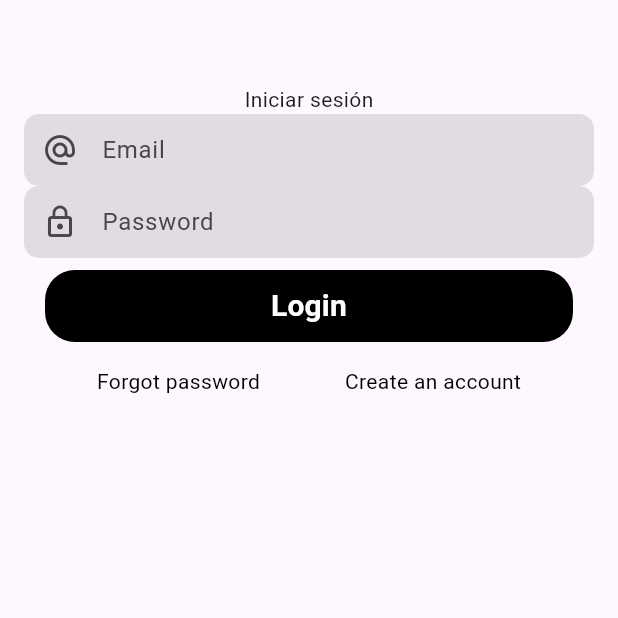
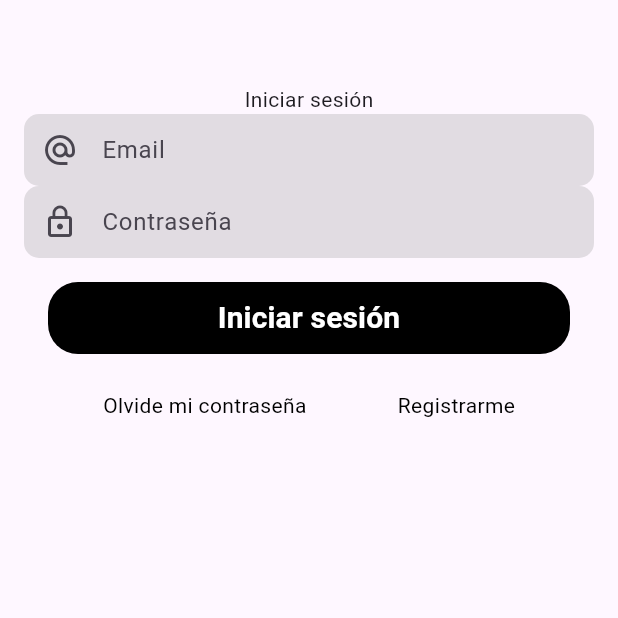
Before and after one commit to vctorr1/tienda3, a Flutter app: the screen it shows after launch, on a phone screen of 412 x 824 dp, the top half of it. Run offline on Flutter 3.47's test engine with Material 3 defaults, Android fonts, the phone set to English and light mode, and no system bars; our stand-ins replace cloud_firestore, firebase_auth, firebase_core, flutter_spinkit, flutter_typeahead, transparent_image; accounts and stored records are empty; statements that could not run were skipped.

Commit message:
mas o menos funciona todo lo esencial

```diff
--- a/lib/paginas/model/producto_carrito.dart
+++ b/lib/paginas/model/producto_carrito.dart
@@ -1,20 +1,20 @@
 class CartItemModel {
   static const ID = "id";
   static const NAME = "nombre";
-  static const IMAGE =
-      "imagenes"; // Cambia a 'imagenes' para coincidir con Firestore
+  static const IMAGE = "imagenes"; // Campo de imagen
   static const PRODUCT_ID = "productId";
   static const PRICE = "precio";
-  static const SIZE = "tallas"; // Cambia a 'tallas'
-  static const COLOR = "color"; // Cambia a 'color'
+  static const SIZE = "tallas"; // Tamaño del producto
+  static const COLOR = "color"; // Color del producto
 
-  String _id;
-  String _name;
-  String _image;
-  String _productId;
-  String _size;
-  String _color;
-  int _price;
+  // Campos de la clase
+  final String _id;
+  final String _name;
+  final String _image;
+  final String _productId;
+  final String _size;
+  final String _color;
+  final int _price;
 
   // Getters
   String get id => _id;
@@ -25,19 +25,21 @@ class CartItemModel {
   String get color => _color;
   int get price => _price;
 
+  // Constructor desde un Map
   CartItemModel.fromMap(Map<String, dynamic> data)
       : _id = data[ID] ?? "",
         _name = data[NAME] ?? "",
-        _image = (data[IMAGE] is List && (data[IMAGE] as List).isNotEmpty)
-            ? (data[IMAGE] as List)
-                .first
-                .toString() // Usa la primera imagen del array
-            : "", // Valor predeterminado
+        _image = (data[IMAGE] is String) // Si el campo es una cadena
+            ? data[IMAGE]
+            : (data[IMAGE] is List && (data[IMAGE] as List).isNotEmpty)
+                ? (data[IMAGE] as List)[0].toString() // Si es una lista
+                : "", // Predeterminado si no hay imagen
         _productId = data[PRODUCT_ID] ?? "",
-        _price = (data[PRICE] ?? 0) as int, // Asegura que es un int
+        _price = (data[PRICE] ?? 0).toInt(), // Conversión segura a int
         _size = data[SIZE] ?? "",
         _color = data[COLOR] ?? "";
 
+  // Mapeo de objeto a Map para almacenamiento
   Map<String, dynamic> toMap() => {
         ID: _id,
         NAME: _name,
--- a/lib/paginas/provider/user.dart
+++ b/lib/paginas/provider/user.dart
@@ -74,7 +74,7 @@ class UserProvider with ChangeNotifier {
 
       _user = result.user;
       if (_user != null) {
-        print("CREATE USER");
+        print("Crear usuario");
         await _userServices.createUser({
           'usuario': name,
           'email': email,
@@ -133,7 +133,7 @@ class UserProvider with ChangeNotifier {
 
       return true;
     } catch (e) {
-      print("THE ERROR ${e.toString()}");
+      print("El error ${e.toString()}");
       return false;
     }
   }
@@ -148,7 +148,7 @@ class UserProvider with ChangeNotifier {
       );
       return true;
     } catch (e) {
-      print("THE ERROR ${e.toString()}");
+      print("El error ${e.toString()}");
       return false;
     }
   }
--- a/lib/paginas/services/order.dart
+++ b/lib/paginas/services/order.dart
@@ -5,7 +5,7 @@ import 'package:tienda3/paginas/model/order.dart';
 class OrderServices {
   final FirebaseFirestore _firestore =
       FirebaseFirestore.instance; // Correcto uso
-  final String collection = "orders";
+  final String collection = "pedidos";
 
   Future<void> createOrder({
     required String userId,
@@ -23,10 +23,10 @@ class OrderServices {
       await _firestore.collection(collection).doc(id).set({
         "userId": userId,
         "id": id,
-        "cart": convertedCart,
+        "carrito": convertedCart,
         "total": totalPrice,
         "createdAt": DateTime.now().millisecondsSinceEpoch,
-        "description": description,
+        "descripcion": description,
         "status": status,
       });
     } catch (e) {
@@ -47,7 +47,7 @@ class OrderServices {
       }
       return orders;
     } catch (e) {
-      print('Error getting user orders: ${e.toString()}');
+      print('Error obteniendo pedidos: ${e.toString()}');
       return [];
     }
   }
--- a/lib/paginas/services/product.dart
+++ b/lib/paginas/services/product.dart
@@ -20,7 +20,8 @@ class ProductServices {
       }
       return products;
     } catch (e) {
-      print("Error getting products: ${e.toString()}"); // Manejo de errores
+      print(
+          "Error consiguiendo productos: ${e.toString()}"); // Manejo de errores
       return [];
     }
   }
@@ -50,7 +51,7 @@ class ProductServices {
       }
       return products;
     } catch (e) {
-      print("Error searching products: ${e.toString()}");
+      print("Error buscando productos: ${e.toString()}");
       return [];
     }
   }
--- a/lib/paginas/view/carrito.dart
+++ b/lib/paginas/view/carrito.dart
@@ -119,7 +119,8 @@ class _CartScreenState extends State<CartScreen> {
                                     await userProvider.reloadUserModel();
                                     _scaffoldKey.currentState?.showSnackBar(
                                       SnackBar(
-                                          content: Text("Removed from Cart!")),
+                                          content:
+                                              Text("Eliminado del carrito")),
                                     );
                                     appProvider.changeIsLoading();
                                   } else {
@@ -166,6 +167,7 @@ class _CartScreenState extends State<CartScreen> {
                 ),
               ),
               ElevatedButton(
+                style: ElevatedButton.styleFrom(backgroundColor: Colors.black),
                 onPressed: () {
                   if (userProvider.userModel.totalCartPrice == 0) {
                     // Mostrar diálogo si el carrito está vacío
@@ -174,7 +176,7 @@ class _CartScreenState extends State<CartScreen> {
                   }
                 },
                 child: CustomText(
-                  text: "Check out",
+                  text: "Pagar",
                   size: 20,
                   color: Colors.white,
                   weight: FontWeight.normal,
--- a/lib/paginas/view/login.dart
+++ b/lib/paginas/view/login.dart
@@ -66,13 +66,13 @@ class _LoginState extends State<Login> {
       icon: Icons.alternate_email,
       validator: (value) {
         if (value == null || value.isEmpty) {
-          return "The email field cannot be empty";
+          return "El campo no puede estar vacío";
         }
         final emailPattern =
             r'^(([^<>()[\]\\.,;:\s@\"]+(\.[^<>()[\]\\.,;:\s@\"]+)*)|(\".+\"))@((\[[0-9]{1,3}\.[0-9]{1,3}\.[0-9]{1,3}\.[0-9]{1,3}\])|(([a-zA-Z\-0-9]+\.)+[a-zA-Z]{2,}))$';
         final regex = RegExp(emailPattern);
         if (!regex.hasMatch(value)) {
-          return 'Please make sure your email address is valid';
+          return 'Verifique el email introducido';
         }
         return null;
       },
@@ -82,15 +82,15 @@ class _LoginState extends State<Login> {
   Widget _buildPasswordField() {
     return _buildTextField(
       controller: _password,
-      hintText: "Password",
+      hintText: "Contraseña",
       icon: Icons.lock_outline,
       obscureText: true,
       validator: (value) {
         if (value == null || value.isEmpty) {
-          return "The password field cannot be empty";
+          return "El campo no puede estar vacío";
         }
         if (value.length < 6) {
-          return "The password must be at least 6 characters long";
+          return "La contraseña debe tener al menos 6 caracteres";
         }
         return null;
       },
@@ -99,7 +99,7 @@ class _LoginState extends State<Login> {
 
   Widget _buildLoginButton(UserProvider userProvider) {
     return Padding(
-      padding: const EdgeInsets.fromLTRB(14, 8, 14, 8),
+      padding: const EdgeInsets.all(16),
       child: Material(
         borderRadius: BorderRadius.circular(20.0),
         color: Colors.black,
@@ -113,13 +113,13 @@ class _LoginState extends State<Login> {
 
               if (!success) {
                 ScaffoldMessenger.of(context).showSnackBar(
-                  const SnackBar(content: Text("Sign-in failed")),
+                  const SnackBar(content: Text("Inicio de sesión falló")),
                 );
               }
             }
           },
           child: const Text(
-            "Login",
+            "Iniciar sesión",
             textAlign: TextAlign.center,
             style: TextStyle(
               color: Colors.white,
@@ -139,7 +139,7 @@ class _LoginState extends State<Login> {
         const Padding(
           padding: EdgeInsets.all(8.0),
           child: Text(
-            "Forgot password",
+            "Olvide mi contraseña",
             style: TextStyle(
               color: Colors.black,
               fontWeight: FontWeight.w400,
@@ -158,7 +158,7 @@ class _LoginState extends State<Login> {
               );
             },
             child: const Text(
-              "Create an account",
+              "Registrarme",
               style: TextStyle(
                 color: Colors.black,
                 fontWeight: FontWeight.w400,
--- a/lib/paginas/view/signup.dart
+++ b/lib/paginas/view/signup.dart
@@ -65,11 +65,11 @@ class _SignUpState extends State<SignUp> {
   Widget _buildNameField() {
     return _buildTextField(
       controller: _name,
-      hintText: "Full Name",
+      hintText: "Nombre completo",
       icon: Icons.person_outline,
       validator: (value) {
         if (value == null || value.isEmpty) {
-          return "The name field cannot be empty";
+          return "El campo no puede estar vacío";
         }
         return null;
       },
@@ -83,13 +83,13 @@ class _SignUpState extends State<SignUp> {
       icon: Icons.alternate_email,
       validator: (value) {
         if (value == null || value.isEmpty) {
-          return "The email field cannot be empty";
+          return "El email no puede estar vacío";
         }
         final emailPattern =
             r'^(([^<>()[\]\\.,;:\s@\"]+(\.[^<>()[\]\\.,;:\s@\"]+)*)|(\".+\"))@((\[[0-9]{1,3}\.[0-9]{1,3}\.[0-9]{1,3}\.[0-9]{1,3}\])|(([a-zA-Z\-0-9]+\.)+[a-zA-Z]{2,}))$';
         final regex = RegExp(emailPattern);
         if (!regex.hasMatch(value)) {
-          return "Please make sure your email address is valid";
+          return "Verifique el email introducido";
         }
         return null;
       },
@@ -99,15 +99,15 @@ class _SignUpState extends State<SignUp> {
   Widget _buildPasswordField() {
     return _buildTextField(
       controller: _password,
-      hintText: "Password",
+      hintText: "Contraseña",
       icon: Icons.lock_outline,
       obscureText: hidePass,
       validator: (value) {
         if (value == null || value.isEmpty) {
-          return "The password field cannot be empty";
+          return "La contraseña no puede estar vacía";
         }
         if (value.length < 6) {
-          return "The password must be at least 6 characters long";
+          return "La contraseña debe tener al menos 6 caracteres";
         }
         return null;
       },
@@ -145,7 +145,7 @@ class _SignUpState extends State<SignUp> {
                 ScaffoldMessenger.of(context).showSnackBar(
                   // Uso de ScaffoldMessenger
                   const SnackBar(
-                      content: Text("Sign-up failed")), // SnackBar constante
+                      content: Text("El registro falló")), // SnackBar constante
                 );
                 return; // Devuelve para salir de la función si el registro falló
               }
@@ -155,7 +155,7 @@ class _SignUpState extends State<SignUp> {
             }
           },
           child: const Text(
-            "Sign Up",
+            "Registrarme",
             textAlign: TextAlign.center,
             style: TextStyle(
               color: Colors.white,
@@ -176,7 +176,7 @@ class _SignUpState extends State<SignUp> {
           Navigator.pop(context); // Regresar a la pantalla anterior
         },
         child: const Text(
-          "I already have an account",
+          "Ya tengo cuenta",
           textAlign: TextAlign.center,
           style: TextStyle(color: Colors.black, fontSize: 16),
         ),
--- a/lib/widgets/featured_products.dart
+++ b/lib/widgets/featured_products.dart
@@ -16,8 +16,7 @@ class _FeaturedProductsState extends State<FeaturedProducts> {
     // Asegurarse de que la lista de productos no sea nula
     if (productProvider.products.isEmpty) {
       return Center(
-        child: Text(
-            "No featured products available"), // Mensaje si no hay productos
+        child: Text("No hay productos"), // Mensaje si no hay productos
       );
     }
 
--- a/lib/widgets/search.dart
+++ b/lib/widgets/search.dart
@@ -36,7 +36,7 @@ class _SearchState extends State<Search> {
               ),
               borderRadius: BorderRadius.circular(5.0),
             ),
-            hintText: "E.g: formal dress",
+            hintText: "Collar, etc...",
             prefixIcon: Icon(
               Icons.search,
               color: Colors.blueGrey[300],
```
Also changed, not shown: lib/paginas/view/detalles_producto.dart (+31 -31 lines), lib/paginas/view/inicio.dart (+11 -11 lines), lib/paginas/view/order.dart (+6 -6 lines).
